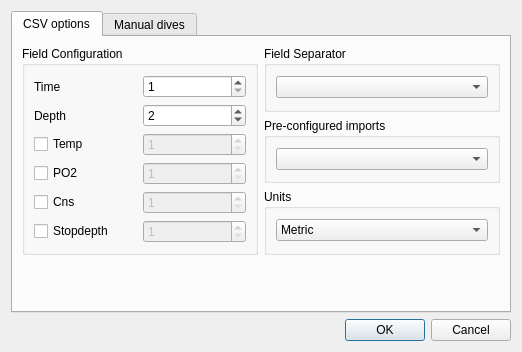
Old version of the form qt-ui/divelogimportdialog.ui in the repository subsurface/subsurface.
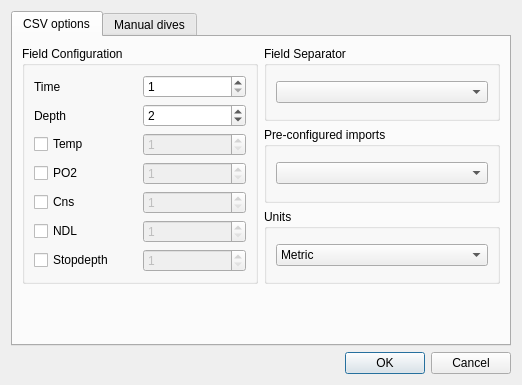
New version of the form. Icons and pictures are not drawn.

Patch:
```diff
--- a/qt-ui/divelogimportdialog.ui
+++ b/qt-ui/divelogimportdialog.ui
@@ -7,7 +7,7 @@
     <x>0</x>
     <y>0</y>
     <width>522</width>
-    <height>352</height>
+    <height>385</height>
    </rect>
   </property>
   <property name="windowTitle">
@@ -75,7 +75,7 @@
             </property>
            </widget>
           </item>
-          <item row="5" column="1">
+          <item row="7" column="1">
            <widget class="QSpinBox" name="CSVstopdepth">
             <property name="enabled">
              <bool>false</bool>
@@ -88,7 +88,7 @@
             </property>
            </widget>
           </item>
-          <item row="5" column="0">
+          <item row="7" column="0">
            <widget class="QCheckBox" name="stopdepthCheckBox">
             <property name="text">
              <string>Stopdepth</string>
@@ -139,6 +139,26 @@
             </property>
            </widget>
           </item>
+          <item row="5" column="0">
+           <widget class="QCheckBox" name="ndlCheckBox">
+            <property name="text">
+             <string>NDL</string>
+            </property>
+           </widget>
+          </item>
+          <item row="5" column="1">
+           <widget class="QSpinBox" name="CSVndl">
+            <property name="enabled">
+             <bool>false</bool>
+            </property>
+            <property name="minimum">
+             <number>1</number>
+            </property>
+            <property name="value">
+             <number>1</number>
+            </property>
+           </widget>
+          </item>
           <item row="4" column="0">
            <widget class="QCheckBox" name="cnsCheckBox">
             <property name="text">
```
Left out of the diff: 2 changed lines with no effect on the pictures.
